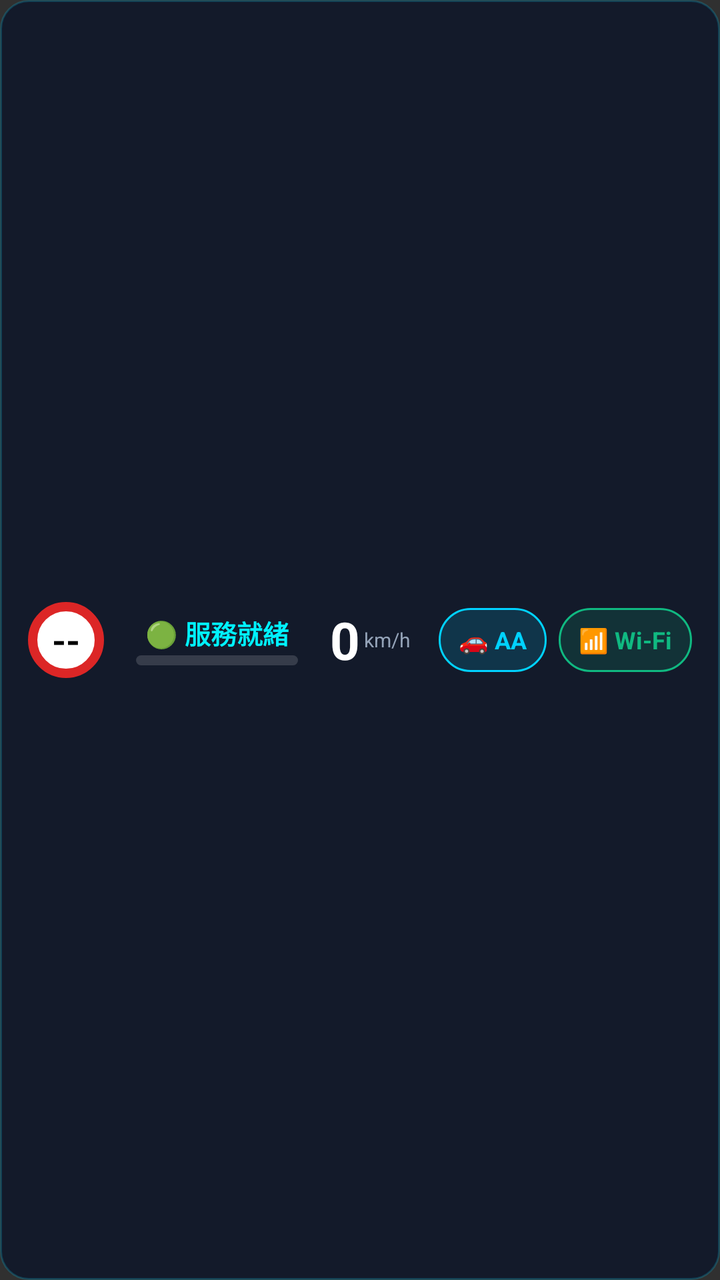
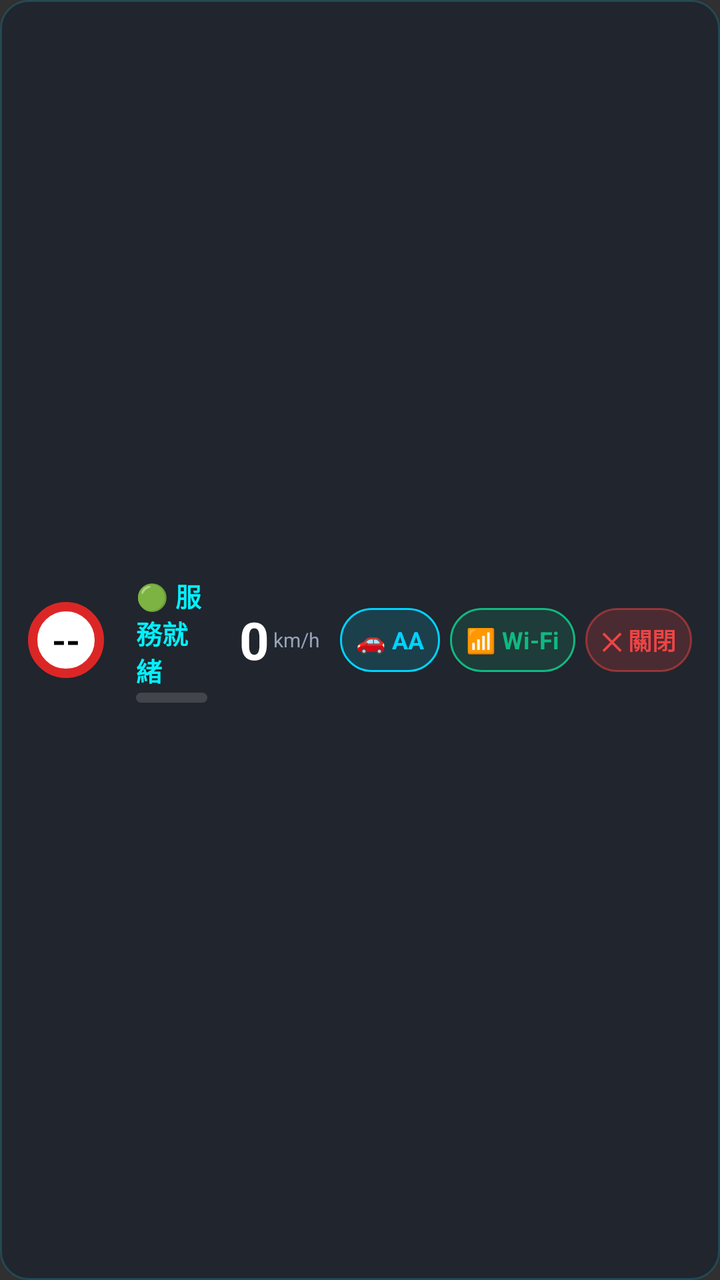

Compare the two renders of this Android layout. The source of the first and the diff that turns it into the second are given below.
<!-- AndroidManifest.xml: application theme Theme.AppCompat.NoActionBar -->
<!-- res/layout/widget_top_hud.xml -->
<?xml version="1.0" encoding="utf-8"?>
<LinearLayout xmlns:android="http://schemas.android.com/apk/res/android"
    android:id="@+id/widget_root"
    android:layout_width="match_parent"
    android:layout_height="52dp"
    android:background="@drawable/bg_hud_top_bar"
    android:gravity="center_vertical"
    android:orientation="horizontal"
    android:paddingStart="14dp"
    android:paddingEnd="14dp">

    
    <TextView
        android:id="@+id/tv_speed_limit"
        android:layout_width="38dp"
        android:layout_height="38dp"
        android:background="@drawable/bg_speed_limit_circle"
        android:gravity="center"
        android:text="--"
        android:textColor="#000000"
        android:textSize="18sp"
        android:textStyle="bold" />

    
    <LinearLayout
        android:layout_width="0dp"
        android:layout_height="wrap_content"
        android:layout_weight="1"
        android:gravity="center"
        android:orientation="vertical"
        android:paddingStart="16dp"
        android:paddingEnd="16dp">

        <TextView
            android:id="@+id/tv_cam_info"
            android:layout_width="wrap_content"
            android:layout_height="wrap_content"
            android:text="🟢 服務就緒"
            android:textColor="@color/accent_cyan"
            android:textSize="13sp"
            android:textStyle="bold" />

        <ProgressBar
            android:id="@+id/pb_distance"
            style="?android:attr/progressBarStyleHorizontal"
            android:layout_width="match_parent"
            android:layout_height="5dp"
            android:layout_marginTop="2dp"
            android:max="1000"
            android:progress="0"
            android:progressDrawable="@drawable/progress_bar_cyan" />
    </LinearLayout>

    
    <TextView
        android:id="@+id/tv_current_speed"
        android:layout_width="wrap_content"
        android:layout_height="wrap_content"
        android:text="0"
        android:textColor="@color/text_white"
        android:textSize="26sp"
        android:textStyle="bold" />

    <TextView
        android:layout_width="wrap_content"
        android:layout_height="wrap_content"
        android:layout_marginStart="2dp"
        android:text="km/h"
        android:textColor="@color/text_gray"
        android:textSize="10sp" />

    
    <LinearLayout
        android:layout_width="wrap_content"
        android:layout_height="wrap_content"
        android:layout_marginStart="14dp"
        android:gravity="center_vertical"
        android:orientation="horizontal">

        
        <TextView
            android:id="@+id/btn_launch_aa"
            android:layout_width="wrap_content"
            android:layout_height="32dp"
            android:background="@drawable/bg_btn_aa"
            android:gravity="center"
            android:paddingStart="10dp"
            android:paddingEnd="10dp"
            android:text="🚗 AA"
            android:textColor="@color/accent_blue"
            android:textSize="12sp"
            android:textStyle="bold" />

        
        <TextView
            android:id="@+id/btn_toggle_wifi"
            android:layout_width="wrap_content"
            android:layout_height="32dp"
            android:layout_marginStart="6dp"
            android:background="@drawable/bg_btn_wifi"
            android:gravity="center"
            android:paddingStart="10dp"
            android:paddingEnd="10dp"
            android:text="📶 Wi-Fi"
            android:textColor="@color/accent_green"
            android:textSize="12sp"
            android:textStyle="bold" />
    </LinearLayout>

</LinearLayout>
<!-- resources referenced by this layout -->
<resources>
  <color name="accent_blue">#00D2FF</color>
  <color name="accent_cyan">#00F2FE</color>
  <color name="accent_green">#10B981</color>
  <color name="text_gray">#94A3B8</color>
  <color name="text_white">#FFFFFF</color>
  <!-- drawable bg_btn_aa (drawable) -->
  <?xml version="1.0" encoding="utf-8"?>
  <shape xmlns:android="http://schemas.android.com/apk/res/android"
      android:shape="rectangle">
      <solid android:color="#2600D2FF" />
      <stroke
          android:width="1dp"
          android:color="#00D2FF" />
      <corners android:radius="16dp" />
  </shape>
  <!-- drawable bg_btn_wifi (drawable) -->
  <?xml version="1.0" encoding="utf-8"?>
  <shape xmlns:android="http://schemas.android.com/apk/res/android"
      android:shape="rectangle">
      <solid android:color="#2610B981" />
      <stroke
          android:width="1dp"
          android:color="#10B981" />
      <corners android:radius="16dp" />
  </shape>
  <!-- drawable bg_hud_top_bar (drawable) -->
  <?xml version="1.0" encoding="utf-8"?>
  <shape xmlns:android="http://schemas.android.com/apk/res/android"
      android:shape="rectangle">
      <solid android:color="@color/bg_dark_card" />
      <stroke
          android:width="1dp"
          android:color="@color/bg_dark_border" />
      <corners android:radius="14dp" />
  </shape>
  <!-- drawable bg_speed_limit_circle (drawable) -->
  <?xml version="1.0" encoding="utf-8"?>
  <shape xmlns:android="http://schemas.android.com/apk/res/android"
      android:shape="oval">
      <solid android:color="#FFFFFF" />
      <stroke
          android:width="4.5dp"
          android:color="#DC2626" />
  </shape>
  <!-- drawable progress_bar_cyan (drawable) -->
  <?xml version="1.0" encoding="utf-8"?>
  <layer-list xmlns:android="http://schemas.android.com/apk/res/android">
      <item android:id="@android:id/background">
          <shape>
              <corners android:radius="3dp" />
              <solid android:color="#26FFFFFF" />
          </shape>
      </item>
      <item android:id="@android:id/progress">
          <clip>
              <shape>
                  <corners android:radius="3dp" />
                  <gradient
                      android:endColor="#00F2FE"
                      android:startColor="#00D2FF" />
              </shape>
          </clip>
      </item>
  </layer-list>
  <color name="bg_dark_card">#DE0F172A</color>
  <color name="bg_dark_border">#3300D2FF</color>
</resources>

<!-- the commit's change to res/layout/widget_top_hud.xml (unified diff, before → after) -->
@@ -73,7 +73,7 @@
     <LinearLayout
         android:layout_width="wrap_content"
         android:layout_height="wrap_content"
-        android:layout_marginStart="14dp"
+        android:layout_marginStart="10dp"
         android:gravity="center_vertical"
         android:orientation="horizontal">
 
@@ -84,8 +84,8 @@
             android:layout_height="32dp"
             android:background="@drawable/bg_btn_aa"
             android:gravity="center"
-            android:paddingStart="10dp"
-            android:paddingEnd="10dp"
+            android:paddingStart="8dp"
+            android:paddingEnd="8dp"
             android:text="🚗 AA"
             android:textColor="@color/accent_blue"
             android:textSize="12sp"
@@ -96,13 +96,28 @@
             android:id="@+id/btn_toggle_wifi"
             android:layout_width="wrap_content"
             android:layout_height="32dp"
-            android:layout_marginStart="6dp"
+            android:layout_marginStart="5dp"
             android:background="@drawable/bg_btn_wifi"
             android:gravity="center"
-            android:paddingStart="10dp"
-            android:paddingEnd="10dp"
+            android:paddingStart="8dp"
+            android:paddingEnd="8dp"
             android:text="📶 Wi-Fi"
             android:textColor="@color/accent_green"
+            android:textSize="12sp"
+            android:textStyle="bold" />
+
+        
+        <TextView
+            android:id="@+id/btn_close_hud"
+            android:layout_width="wrap_content"
+            android:layout_height="32dp"
+            android:layout_marginStart="5dp"
+            android:background="@drawable/bg_btn_close"
+            android:gravity="center"
+            android:paddingStart="8dp"
+            android:paddingEnd="8dp"
+            android:text="✕ 關閉"
+            android:textColor="#EF4444"
             android:textSize="12sp"
             android:textStyle="bold" />
     </LinearLayout>
<!-- resource entries referenced after the edit -->
@@ -13,6 +13,16 @@
       <stroke
           android:width="1dp"
           android:color="#00D2FF" />
+      <corners android:radius="16dp" />
+  </shape>
+  <!-- drawable bg_btn_close (drawable) -->
+  <?xml version="1.0" encoding="utf-8"?>
+  <shape xmlns:android="http://schemas.android.com/apk/res/android"
+      android:shape="rectangle">
+      <solid android:color="#33EF4444" />
+      <stroke
+          android:width="1dp"
+          android:color="#80EF4444" />
       <corners android:radius="16dp" />
   </shape>
   <!-- drawable bg_btn_wifi (drawable) -->
@@ -64,7 +74,7 @@
           </clip>
       </item>
   </layer-list>
-  <color name="bg_dark_card">#DE0F172A</color>
-  <color name="bg_dark_border">#3300D2FF</color>
+  <color name="bg_dark_card">#700F172A</color>
+  <color name="bg_dark_border">#2E00D2FF</color>
 </resources>
 
